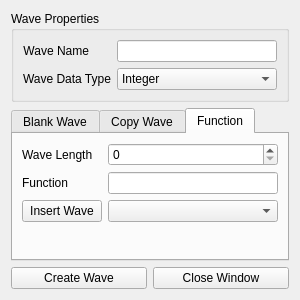
Above: ui/Ui_CreateWaveDialog.ui from bbreslauer/PySciPlot before the change. Below: the same form after it.
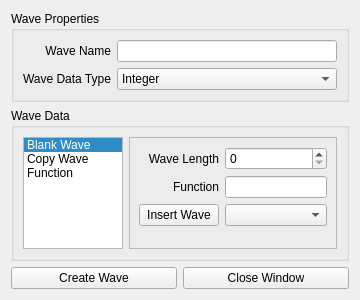
That is the form after the change. The open tabs and pages were chosen to show the change.

Commit message: Changed how CreateWaveDialog determines the active mode. Added slicing ability to copy waves. Added slicing ability to Wave.data(), and also added a Wave.length() method.

Patch:
```diff
--- a/ui/Ui_CreateWaveDialog.ui
+++ b/ui/Ui_CreateWaveDialog.ui
@@ -6,15 +6,15 @@
    <rect>
     <x>0</x>
     <y>0</y>
-    <width>300</width>
+    <width>360</width>
     <height>300</height>
    </rect>
   </property>
-  <property name="minimumSize">
-   <size>
-    <width>300</width>
-    <height>300</height>
-   </size>
+  <property name="sizePolicy">
+   <sizepolicy hsizetype="Preferred" vsizetype="Preferred">
+    <horstretch>0</horstretch>
+    <verstretch>0</verstretch>
+   </sizepolicy>
   </property>
   <property name="windowTitle">
    <string>Create Wave</string>
@@ -25,7 +25,7 @@
      <property name="title">
       <string>Wave Properties</string>
      </property>
-     <layout class="QFormLayout" name="formLayout">
+     <layout class="QGridLayout" name="gridLayout_2">
       <item row="0" column="0">
        <widget class="QLabel" name="label">
         <property name="text">
@@ -37,7 +37,14 @@
        </widget>
       </item>
       <item row="0" column="1">
-       <widget class="QLineEdit" name="waveName"/>
+       <widget class="QLineEdit" name="waveName">
+        <property name="sizePolicy">
+         <sizepolicy hsizetype="MinimumExpanding" vsizetype="Fixed">
+          <horstretch>0</horstretch>
+          <verstretch>0</verstretch>
+         </sizepolicy>
+        </property>
+       </widget>
       </item>
       <item row="1" column="0">
        <widget class="QLabel" name="label_2">
@@ -71,14 +78,14 @@
      </layout>
     </widget>
    </item>
-   <item row="2" column="0">
+   <item row="3" column="0">
     <widget class="QPushButton" name="createWaveButton">
      <property name="text">
       <string>Create Wave</string>
      </property>
     </widget>
    </item>
-   <item row="2" column="1">
+   <item row="3" column="1">
     <widget class="QPushButton" name="closeWindowButton">
      <property name="text">
       <string>Close Window</string>
@@ -86,16 +93,66 @@
     </widget>
    </item>
    <item row="1" column="0" colspan="2">
-    <widget class="QTabWidget" name="waveDataTabs">
+    <widget class="QGroupBox" name="groupBox_2">
+     <property name="minimumSize">
+      <size>
+       <width>0</width>
+       <height>100</height>
+      </size>
+     </property>
+     <property name="title">
+      <string>Wave Data</string>
+     </property>
+     <layout class="QHBoxLayout" name="horizontalLayout" stretch="1,0">
+      <item>
+       <widget class="QListWidget" name="waveDataSelectionList">
+        <property name="sizePolicy">
+         <sizepolicy hsizetype="Preferred" vsizetype="Preferred">
+          <horstretch>0</horstretch>
+          <verstretch>0</verstretch>
+         </sizepolicy>
+        </property>
+        <property name="minimumSize">
+         <size>
+          <width>100</width>
+          <height>0</height>
+         </size>
+        </property>
+        <property name="currentRow">
+         <number>0</number>
+        </property>
+        <item>
+         <property name="text">
+          <string>Blank Wave</string>
+         </property>
+        </item>
+        <item>
+         <property name="text">
+          <string>Copy Wave</string>
+         </property>
+        </item>
+        <item>
+         <property name="text">
+          <string>Function</string>
+         </property>
+        </item>
+       </widget>
+      </item>
+      <item>
+       <widget class="QStackedWidget" name="waveDataStack">
+        <property name="frameShape">
+         <enum>QFrame::StyledPanel</enum>
+        </property>
+        <property name="frameShadow">
+         <enum>QFrame::Plain</enum>
+        </property>
+        <property name="lineWidth">
+         <number>1</number>
+        </property>
      <property name="currentIndex">
       <number>2</number>
      </property>
      <widget class="QWidget" name="blankTab">
-      <attribute name="title">
-       <string>Blank Wave</string>
-      </attribute>
-      <layout class="QVBoxLayout" name="verticalLayout">
-       <item>
         <widget class="QLabel" name="label_4">
          <property name="text">
           <string>&lt;!DOCTYPE HTML PUBLIC &quot;-//W3C//DTD HTML 4.0//EN&quot; &quot;http://www.w3.org/TR/REC-html40/strict.dtd&quot;&gt;
@@ -108,27 +165,9 @@
           <enum>Qt::RichText</enum>
          </property>
         </widget>
-       </item>
-       <item>
-        <spacer name="verticalSpacer">
-         <property name="orientation">
-          <enum>Qt::Vertical</enum>
-         </property>
-         <property name="sizeHint" stdset="0">
-          <size>
-           <width>20</width>
-           <height>40</height>
-          </size>
-         </property>
-        </spacer>
-       </item>
-      </layout>
-     </widget>
-     <widget class="QWidget" name="copyWaveTab">
-      <attribute name="title">
-       <string>Copy Wave</string>
-      </attribute>
-      <layout class="QFormLayout" name="formLayout_2">
+        </widget>
+        <widget class="QWidget" name="copyTab">
+         <layout class="QGridLayout" name="gridLayout_3">
        <item row="0" column="0">
         <widget class="QLabel" name="label_3">
          <property name="text">
@@ -142,34 +181,17 @@
       </layout>
      </widget>
      <widget class="QWidget" name="functionTab">
-      <attribute name="title">
-       <string>Function</string>
-      </attribute>
-      <layout class="QFormLayout" name="formLayout_3">
+         <layout class="QGridLayout" name="gridLayout_4">
        <item row="0" column="0">
         <widget class="QLabel" name="label_7">
          <property name="text">
           <string>Wave Length</string>
          </property>
-        </widget>
-       </item>
-       <item row="2" column="0">
-        <widget class="QLabel" name="label_5">
-         <property name="text">
-          <string>Function</string>
+            <property name="alignment">
+             <set>Qt::AlignRight|Qt::AlignTrailing|Qt::AlignVCenter</set>
          </property>
         </widget>
        </item>
-       <item row="4" column="0">
-        <widget class="QPushButton" name="functionInsertWaveButton">
-         <property name="text">
-          <string>Insert Wave</string>
-         </property>
-        </widget>
-       </item>
-       <item row="4" column="1">
-        <widget class="QComboBox" name="functionInsertWave"/>
-       </item>
        <item row="0" column="1">
         <widget class="QSpinBox" name="functionWaveLength">
          <property name="maximum">
@@ -177,11 +199,47 @@
          </property>
         </widget>
        </item>
-       <item row="2" column="1">
+          <item row="1" column="0">
+           <widget class="QLabel" name="label_5">
+            <property name="text">
+             <string>Function</string>
+            </property>
+            <property name="alignment">
+             <set>Qt::AlignRight|Qt::AlignTrailing|Qt::AlignVCenter</set>
+            </property>
+           </widget>
+          </item>
+          <item row="1" column="1">
         <widget class="QLineEdit" name="functionEquation"/>
        </item>
-      </layout>
-     </widget>
+          <item row="2" column="0">
+           <widget class="QPushButton" name="functionInsertWaveButton">
+            <property name="text">
+             <string>Insert Wave</string>
+            </property>
+           </widget>
+          </item>
+          <item row="2" column="1">
+           <widget class="QComboBox" name="functionInsertWave"/>
+          </item>
+          <item row="3" column="0">
+           <spacer name="verticalSpacer_2">
+            <property name="orientation">
+             <enum>Qt::Vertical</enum>
+            </property>
+            <property name="sizeHint" stdset="0">
+             <size>
+              <width>20</width>
+              <height>40</height>
+             </size>
+            </property>
+           </spacer>
+          </item>
+         </layout>
+        </widget>
+       </widget>
+      </item>
+     </layout>
     </widget>
    </item>
   </layout>
```
Left out of the diff: 65 changed lines with no effect on the pictures. Lines whose indentation alone changed are shown as unchanged. The commit also changes 3 other files.
